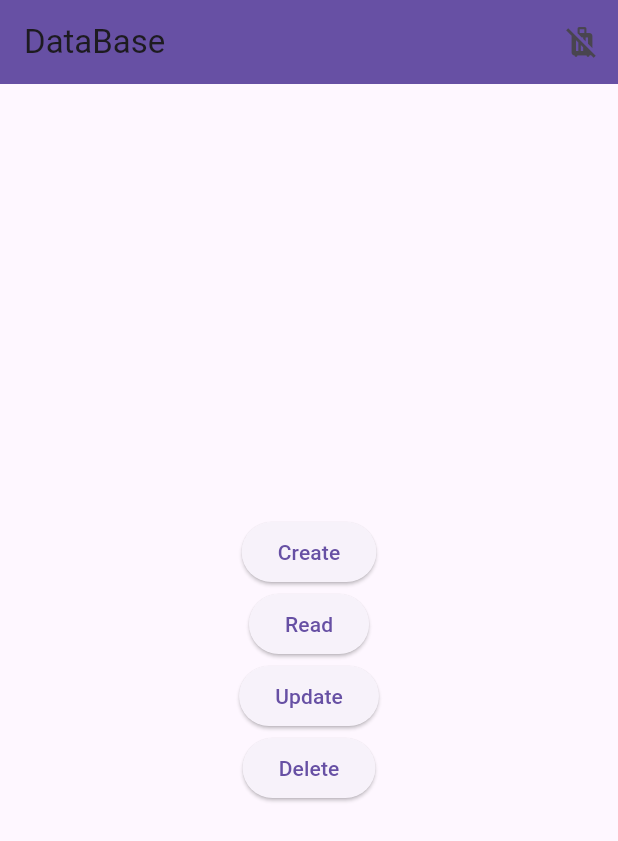
After one commit to Sumanhati2002/firebaseAuth, a Flutter app: the screen it shows once a user with an empty profile is signed in, after a tap on "Update", on a phone screen of 412 x 824 dp. The commit adds this screen. Shown: the top 841 px of the screen. Run offline on Flutter 3.47's test engine with Material 3 defaults, Android fonts, the phone set to English and light mode, and no system bars; our stand-ins replace cloud_firestore, firebase_auth, firebase_core; accounts and stored records are empty.

Commit message:
crud operation done in firebase

```diff
--- /dev/null
+++ b/lib/crud_firebase/database_firebase.dart
@@ -0,0 +1,50 @@
+import 'package:firebase_auth/firebase_auth.dart';
+import 'package:flutter/cupertino.dart';
+import 'package:flutter/material.dart';
+import 'package:sample_firebase/crud_firebase/database_func.dart';
+
+class DatabaseOption extends StatefulWidget {
+  const DatabaseOption({super.key});
+
+  @override
+  State<DatabaseOption> createState() => _DatabaseOptionState();
+}
+
+class _DatabaseOptionState extends State<DatabaseOption> {
+  @override
+  Widget build(BuildContext context) {
+    return Scaffold(
+      appBar: AppBar(
+        title: const Text('DataBase'),
+        backgroundColor: Theme.of(context).primaryColor,
+        actions: [
+          IconButton(
+              onPressed: () async {
+                await FirebaseAuth.instance.signOut();
+              },
+              icon: const Icon(Icons.leave_bags_at_home))
+        ],
+      ),
+      body: Center(
+        child: Column(
+          mainAxisAlignment: MainAxisAlignment.center,
+          children: [
+            ElevatedButton(
+                onPressed: () {
+                  //create('pets', 'kitty', 'jerry', "cat", 7);
+                  create('pets', 'tom', 'jacki', "dog", 10);
+                },
+                child: const Text('Create')),
+            ElevatedButton(onPressed: () {}, child: const Text('Read')),
+            ElevatedButton(onPressed: () {
+              updateData('pets', 'kitty', 'age', 12);
+            }, child: const Text('Update')),
+            ElevatedButton(onPressed: () {
+              deleteData('pets', 'tom');
+            }, child: const Text('Delete'))
+          ],
+        ),
+      ),
+    );
+  }
+}
--- /dev/null
+++ b/lib/crud_firebase/database_func.dart
@@ -0,0 +1,31 @@
+import 'package:cloud_firestore/cloud_firestore.dart';
+
+//create data
+create(String colName, docName, name, animal, int age) async {
+  await FirebaseFirestore.instance
+      .collection(colName)
+      .doc(docName)
+      .set({'name': name, 'animal': animal, 'age': age});
+  print('data created');
+}
+
+//read data
+readData(String colName, docName) async {
+  await FirebaseFirestore.instance.collection(colName).doc(docName).get();
+  print('value get');
+}
+
+//update data
+updateData(String colName, docName, fieldName, var newFieldValue) async {
+  await FirebaseFirestore.instance
+      .collection(colName)
+      .doc(docName)
+      .update({fieldName: newFieldValue});
+  print("value updated!!!");
+}
+
+//delete data
+deleteData(String colName, docName) async {
+  await FirebaseFirestore.instance.collection(colName).doc(docName).delete();
+  print('data deleted');
+}
--- a/lib/main.dart
+++ b/lib/main.dart
@@ -1,5 +1,7 @@
+import 'package:firebase_auth/firebase_auth.dart';
 import 'package:firebase_core/firebase_core.dart';
 import 'package:flutter/material.dart';
+import 'package:sample_firebase/crud_firebase/database_firebase.dart';
 
 import 'email_auth.dart';
 
@@ -26,6 +28,16 @@ class MyApp extends StatelessWidget {
           brightness: Brightness.light,
           primarySwatch: Colors.purple,
         ),
-        home: const EmailAuth());
+        home: StreamBuilder(
+          stream: FirebaseAuth.instance.authStateChanges(),
+          builder: (context,snapshot){
+            if(snapshot.hasData){
+              return const DatabaseOption();
+            }
+            else{
+              return const EmailAuth();
+            }
+          },
+        ));
   }
 }
--- a/pubspec.yaml
+++ b/pubspec.yaml
@@ -32,6 +32,7 @@ dependencies:
     sdk: flutter
   firebase_core: 2.32.0
   firebase_auth:
+  cloud_firestore:
 
   # The following adds the Cupertino Icons font to your application.
   # Use with the CupertinoIcons class for iOS style icons.
```
Also changed, not shown: lib/email_auth.dart (+6 -2 lines), pubspec.lock, 3 other files.
